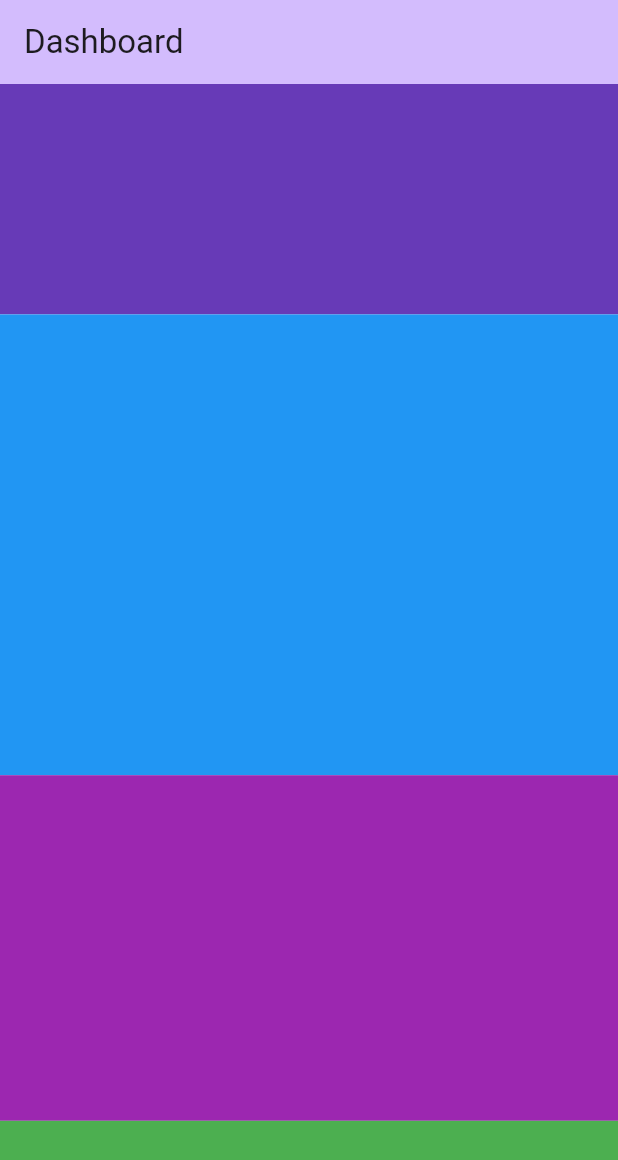
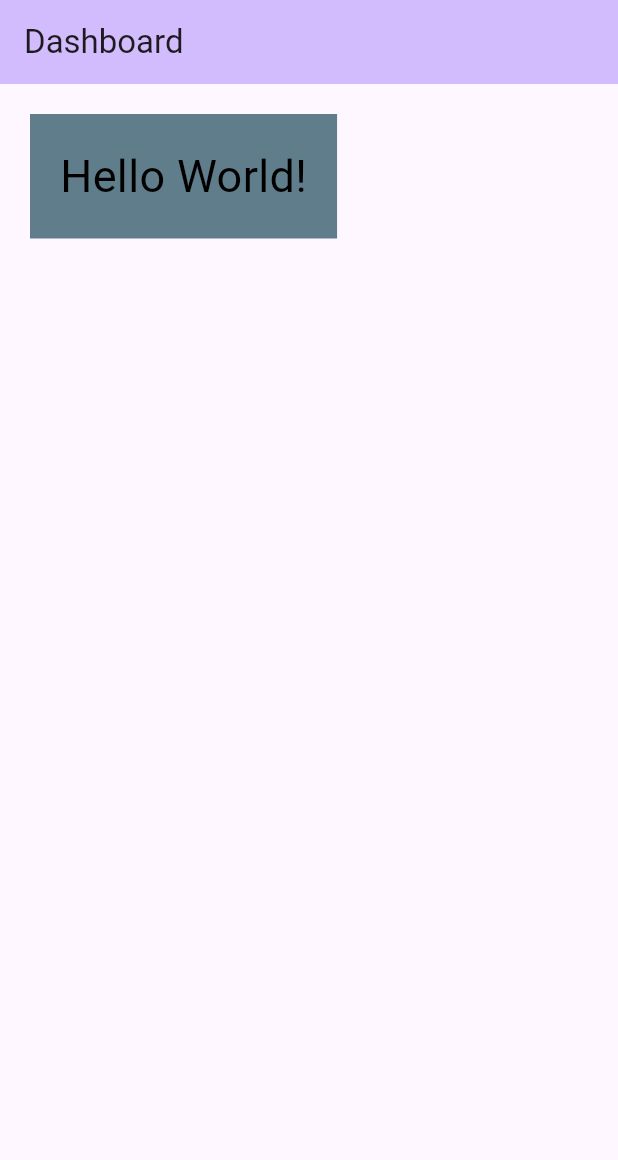
Before and after one commit to priyanshudekate01/learningFlutter, a Flutter app: the screen it shows after launch, on a phone screen of 412 x 824 dp. Shown: the top 1160 px of the screen. Run offline on Flutter 3.47's test engine with Material 3 defaults, Android fonts, the phone set to English and light mode, and no system bars.

Commit message:
margin and padding

```diff
--- a/lib/main.dart
+++ b/lib/main.dart
@@ -48,42 +48,19 @@ class _MyHomePageState extends State<MyHomePage> {
 
           title: Text('Dashboard'),
         ),
-        body: Column(
-          mainAxisAlignment: MainAxisAlignment.center,
-          children: [
-            Expanded(
-              flex: 2,
-              child: Container(
-                // width: 50,
-                height: 100,
-                color: Colors.deepPurple,
-              ),
-            ),
-            Expanded(
-              flex: 4,
-              child: Container(
-                // width: 50,
-                height: 100,
-                color: Colors.blue,
-              ),
-            ),
-            Expanded(
-              flex: 3,
-              child: Container(
-                // width: 50,
-                height: 100,
-                color: Colors.purple,
-              ),
-            ),
-            Expanded(
-              child: Container(
-                // width: 50,
-                height: 100,
-                color: Colors.green,
-              ),
-            ),
-          ],
-        )
+        // Padding(
+        //   padding: const EdgeInsets.only(top:11, left: 11),
+        //
+        //   child: Text('hello World!', style: TextStyle(fontSize: 25),),
+        // )
+        body: Container(
+          margin: EdgeInsets.all(20),
+            color: Colors.blueGrey,
+            child: Padding(
+              padding: const EdgeInsets.all(20),
+              child: Text('Hello World!',style: TextStyle(fontSize: 30, color: Colors.black),),
+            )),
+
 
 
       // This trailing comma makes auto-formatting nicer for build methods.
```
